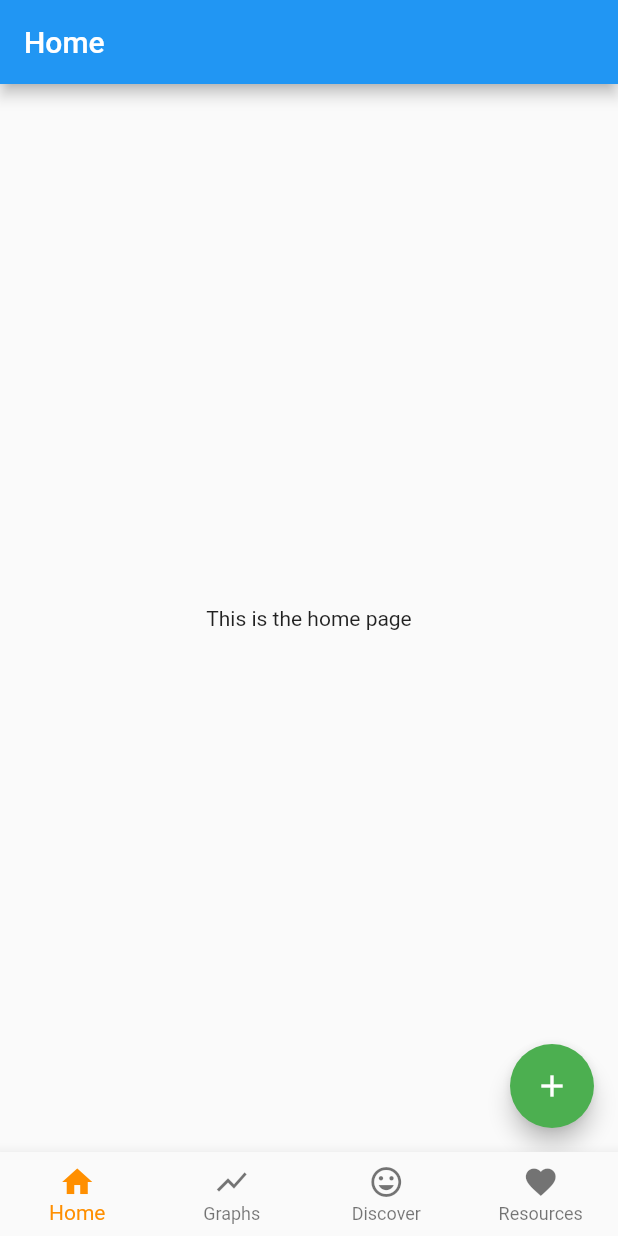
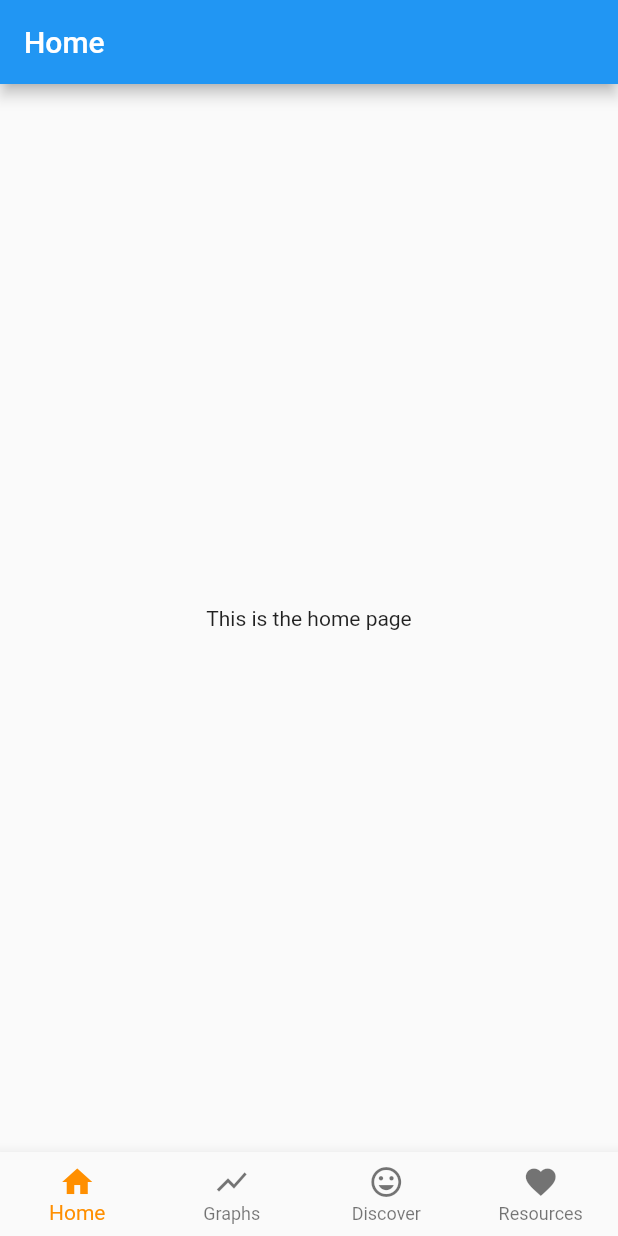
Before and after one commit to mikaylalin/mental_health_tracker, a Flutter app: the screen it shows after launch, on a phone screen of 412 x 824 dp. Run offline on Flutter 3.47's test engine with Material 2 defaults, Android fonts, the phone set to English and light mode, and no system bars.

Commit message:
Update home.dart

```diff
--- a/lib/home.dart
+++ b/lib/home.dart
@@ -9,19 +9,9 @@ class _HomeState extends State<Home> {
   @override
   Widget build(BuildContext context) {
     return new Scaffold(
-        appBar: new AppBar(
-          title: new Text('Home')
-          ),
+        appBar: new AppBar(title: new Text('Home')),
         body: new Center(
           child: new Text('This is the home page'),
-        ),
-        floatingActionButton: FloatingActionButton(
-        onPressed: () {
-          // will add onPressed code here
-        },
-        child: Icon(Icons.add),
-        backgroundColor: Colors.green,
-      ),
-    );
+        ));
   }
 }
```
